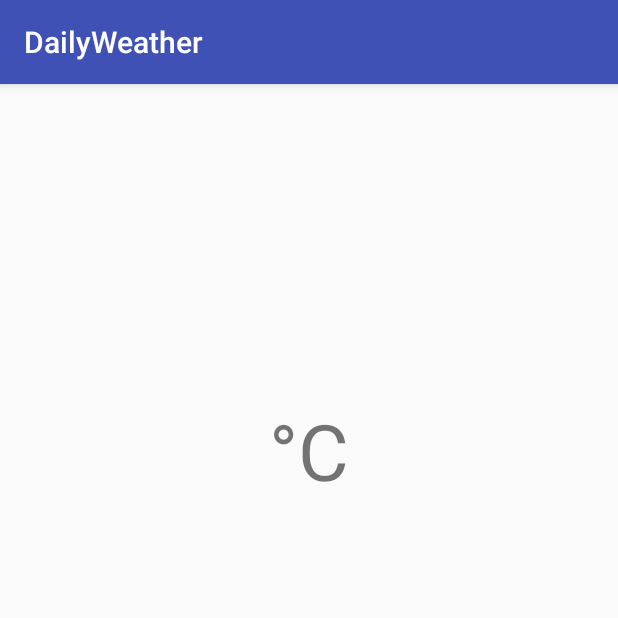
After one commit to lydiasama/DailyWeather, an Android app: the CurrentWeatherActivity screen opened directly, with no data from a screen before it, on a phone screen of 412 x 824 dp, the top half of it. The commit adds this screen. Run offline under Robolectric (Android 15) with nearby library versions, the phone set to English and light mode, and no system bars.

Commit message:
add current weather activity

```diff
--- a/app/build.gradle
+++ b/app/build.gradle
@@ -24,7 +24,7 @@
 
 dependencies {
     implementation fileTree(dir: 'libs', include: ['*.jar'])
-    implementation"org.jetbrains.kotlin:kotlin-stdlib-jre7:$kotlin_version"
+    implementation "org.jetbrains.kotlin:kotlin-stdlib-jre7:$kotlin_version"
     implementation 'com.android.support:appcompat-v7:27.1.1'
     implementation 'com.android.support.constraint:constraint-layout:1.1.2'
 
--- a/app/src/main/AndroidManifest.xml
+++ b/app/src/main/AndroidManifest.xml
@@ -19,6 +19,7 @@
                 <category android:name="android.intent.category.LAUNCHER" />
             </intent-filter>
         </activity>
+        <activity android:name=".currentWeather.CurrentWeatherActivity"></activity>
     </application>
 
 </manifest>
--- /dev/null
+++ b/app/src/main/java/com/hallelujah/daily/weather/currentWeather/CurrentWeatherActivity.kt
@@ -0,0 +1,13 @@
+package com.hallelujah.daily.weather.currentWeather
+
+import android.support.v7.app.AppCompatActivity
+import android.os.Bundle
+import com.hallelujah.daily.weather.R
+
+class CurrentWeatherActivity : AppCompatActivity() {
+
+    override fun onCreate(savedInstanceState: Bundle?) {
+        super.onCreate(savedInstanceState)
+        setContentView(R.layout.activity_current_weather)
+    }
+}
--- /dev/null
+++ b/app/src/main/res/layout/activity_current_weather.xml
@@ -0,0 +1,32 @@
+<?xml version="1.0" encoding="utf-8"?>
+<android.support.constraint.ConstraintLayout xmlns:android="http://schemas.android.com/apk/res/android"
+    xmlns:app="http://schemas.android.com/apk/res-auto"
+    xmlns:tools="http://schemas.android.com/tools"
+    android:layout_width="match_parent"
+    android:layout_height="match_parent"
+    tools:context=".currentWeather.CurrentWeatherActivity">
+
+    <TextView
+        android:id="@+id/tvTemp"
+        android:layout_width="wrap_content"
+        android:layout_height="wrap_content"
+        android:textSize="52sp"
+        app:layout_constraintStart_toStartOf="parent"
+        app:layout_constraintEnd_toStartOf="@id/tvDegree"
+        app:layout_constraintHorizontal_chainStyle="packed"
+        app:layout_constraintTop_toTopOf="parent"
+        app:layout_constraintBottom_toBottomOf="parent"
+        app:layout_constraintVertical_bias="0.3"
+        tools:text="36.0" />
+
+    <TextView
+        android:id="@+id/tvDegree"
+        android:layout_width="wrap_content"
+        android:layout_height="wrap_content"
+        android:text="@string/degree_celsius"
+        android:textSize="52sp"
+        app:layout_constraintStart_toEndOf="@id/tvTemp"
+        app:layout_constraintEnd_toEndOf="parent"
+        app:layout_constraintBaseline_toBaselineOf="@+id/tvTemp"/>
+
+</android.support.constraint.ConstraintLayout>
--- a/app/src/main/res/values/strings.xml
+++ b/app/src/main/res/values/strings.xml
@@ -2,4 +2,5 @@
     <string name="app_name">DailyWeather</string>
     <string name="city">CITY</string>
     <string name="btn_current_weather" formatted="false">What\'s the weather at %s like?</string>
+    <string name="degree_celsius">°C</string>
 </resources>
```
